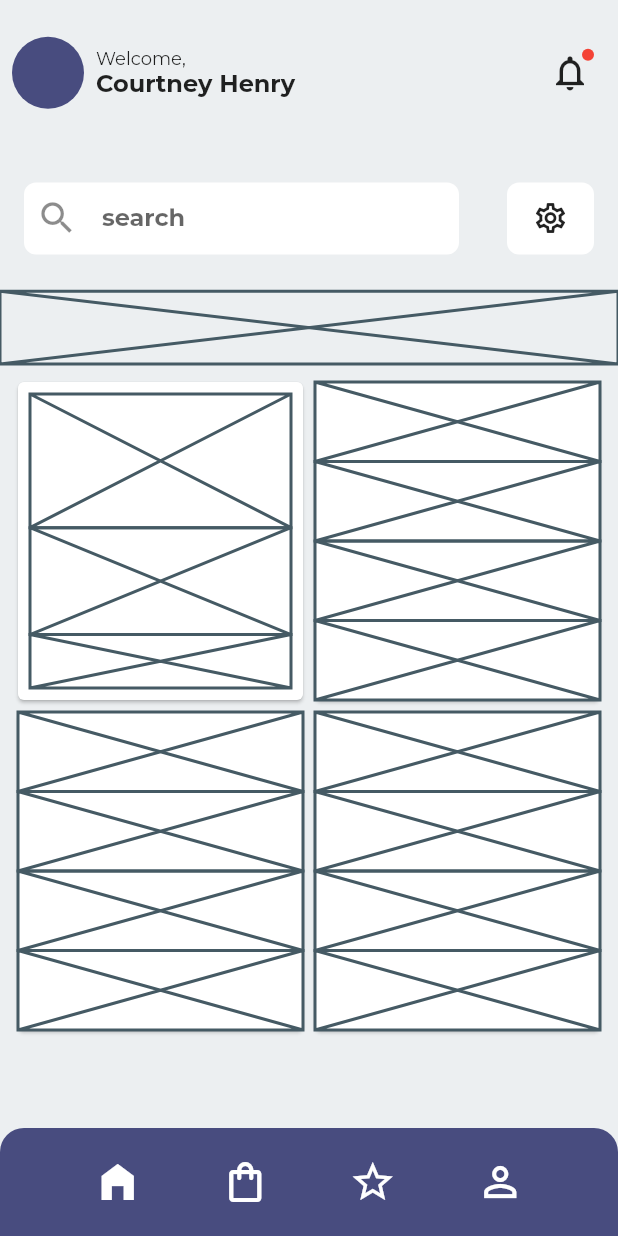
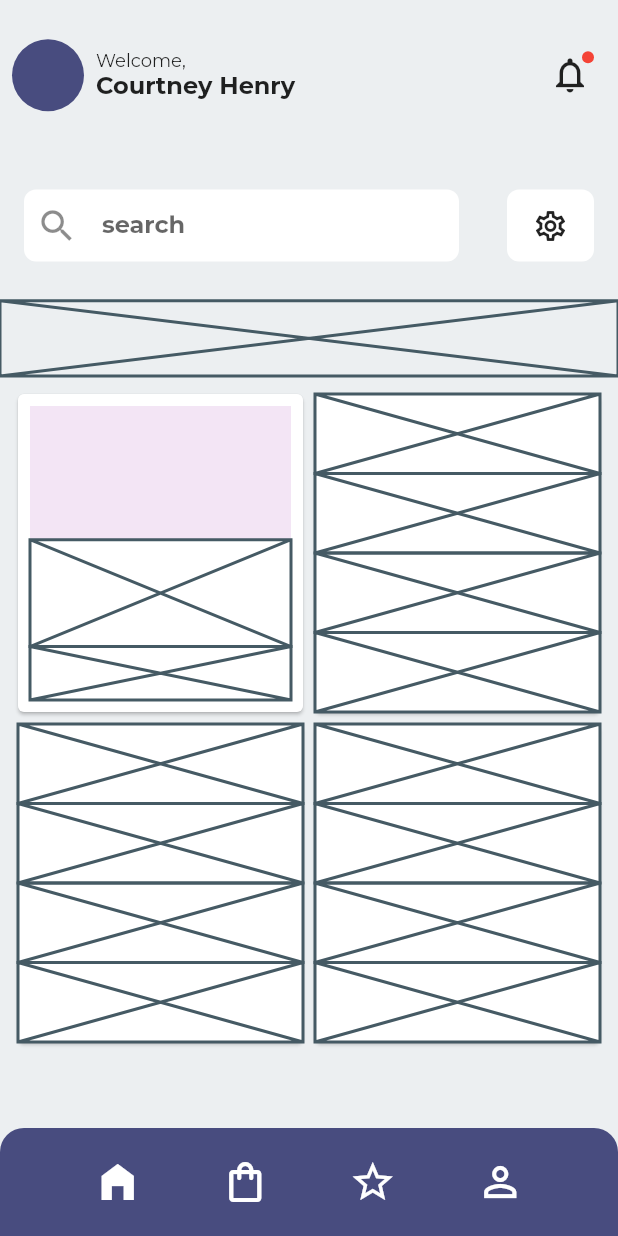
Before and after one commit to JAICHANGPARK/flutter_notebook_11th_story, a Flutter app: the screen it shows after launch, on a phone screen of 412 x 824 dp. Run offline on Flutter 3.47's test engine with Material 2 defaults, Android fonts, the phone set to English and light mode, and no system bars; our stand-ins replace backdrop, badges, flutter_inner_drawer, flutter_slidable, flutter_swiper, google_fonts.

Commit message:
Update furniture_home_page.dart

```diff
--- a/lib/ep735_furniture_app/ui/furniture_home_page.dart
+++ b/lib/ep735_furniture_app/ui/furniture_home_page.dart
@@ -24,7 +24,7 @@ class _FurnitureHomePageState extends State<FurnitureHomePage> {
               top: 0,
               right: 0,
               left: 0,
-              bottom: 96,
+              bottom: 72,
               child: Column(
                 children: [
                   Expanded(
@@ -142,7 +142,11 @@ class _FurnitureHomePageState extends State<FurnitureHomePage> {
                                 crossAxisAlignment: CrossAxisAlignment.start,
                                 children: [
                                   Expanded(
-                                    child: Placeholder(),
+                                    child: Container(
+                                      decoration: BoxDecoration(
+                                        color: Colors.purple[50],
+                                      ),
+                                    ),
                                     flex: 5,
                                   ),
                                   Expanded(flex: 4, child: Placeholder()),
```
